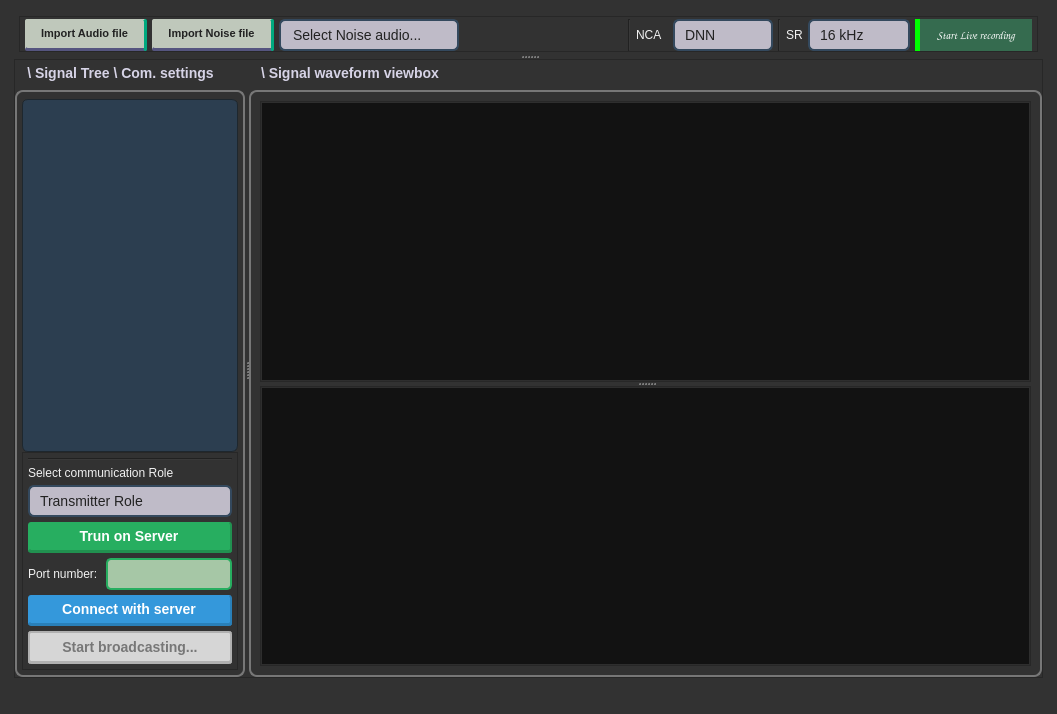
Old version of the form UI/main_c2.ui in the repository PorcupineBee/projectANC.
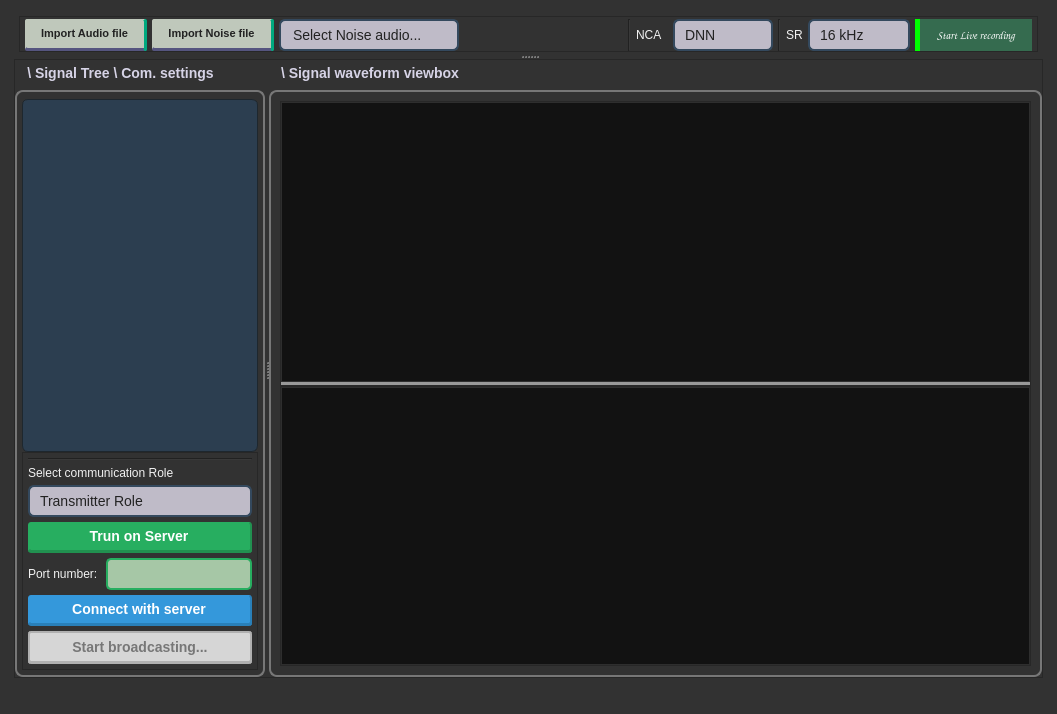
New version of the form. Icons and pictures are not drawn.

```diff
--- a/UI/main_c2.ui
+++ b/UI/main_c2.ui
@@ -479,7 +479,7 @@
               </property>
               <property name="maximumSize">
                <size>
-                <width>230</width>
+                <width>250</width>
                 <height>16777215</height>
                </size>
               </property>
@@ -512,7 +512,7 @@
                  </property>
                  <property name="maximumSize">
                   <size>
-                   <width>220</width>
+                   <width>240</width>
                    <height>16777215</height>
                   </size>
                  </property>
@@ -560,7 +560,7 @@
 QTreeWidget QScrollBar:vertical {
     border: none;
     background: #2c3e50;
-    width: 10px;
+    width: 5px;
 }
 
 QTreeWidget QScrollBar::handle:vertical {
@@ -904,7 +904,7 @@
 
 QScrollBar:vertical {
     background: #1e1e1e;
-    width: 12px;
+    width: 8px;
     margin: 0px 0px 0px 0px;
 }
 
@@ -952,6 +952,9 @@
                  <property name="orientation">
                   <enum>Qt::Vertical</enum>
                  </property>
+                 <property name="handleWidth">
+                  <number>0</number>
+                 </property>
                  <widget class="QFrame" name="frame_4">
                   <property name="frameShape">
                    <enum>QFrame::StyledPanel</enum>
@@ -1016,6 +1019,16 @@
                      </column>
                     </widget>
                    </item>
+                   <item>
+                    <widget class="Line" name="line_5">
+                     <property name="styleSheet">
+                      <string notr="true">border:2px solid #999;</string>
+                     </property>
+                     <property name="orientation">
+                      <enum>Qt::Horizontal</enum>
+                     </property>
+                    </widget>
+                   </item>
                   </layout>
                  </widget>
                  <widget class="QFrame" name="frame_5">
```
Left out of the diff: 15 changed lines with no effect on the pictures.
